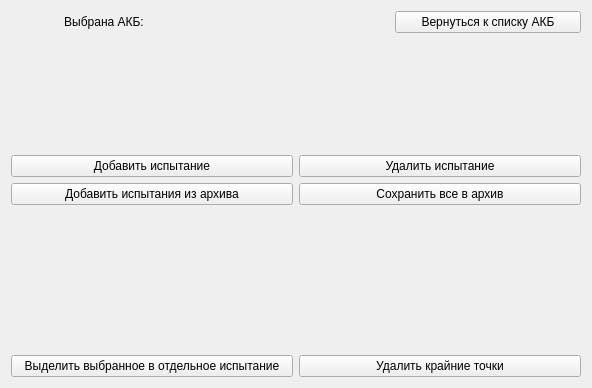
The window that ui/tests.ui (mikhailmishurinskikh/parametrizator) describes before a commit, drawn with Qt 5.
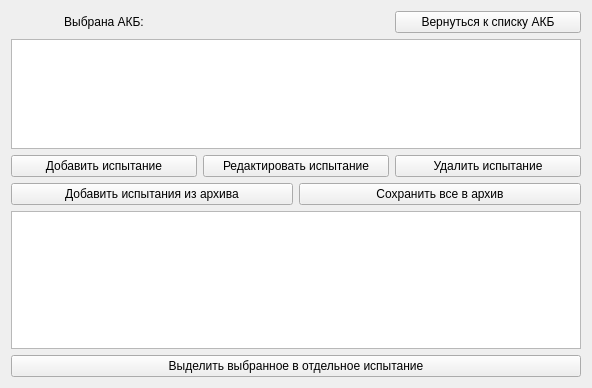
The same window after the commit. Custom widgets are drawn as their Qt base class.

Diff of the .ui file:
```diff
--- a/ui/tests.ui
+++ b/ui/tests.ui
@@ -43,7 +43,7 @@
     </layout>
    </item>
    <item>
-    <layout class="QHBoxLayout" name="tableLayout"/>
+    <widget class="QTableView" name="tableView"/>
    </item>
    <item>
     <layout class="QHBoxLayout" name="horizontalLayout_3">
@@ -54,6 +54,13 @@
        </property>
       </widget>
      </item>
+     <item>
+      <widget class="QPushButton" name="editTest_button">
+       <property name="text">
+        <string>Редактировать испытание</string>
+       </property>
+      </widget>
+     </item>
      <item>
       <widget class="QPushButton" name="delTest_button">
        <property name="text">
@@ -82,7 +89,7 @@
     </layout>
    </item>
    <item>
-    <layout class="QHBoxLayout" name="graphLayout"/>
+    <widget class="GraphicsLayoutWidget" name="graphicsView"/>
    </item>
    <item>
     <layout class="QHBoxLayout" name="horizontalLayout_2">
@@ -93,17 +100,17 @@
        </property>
       </widget>
      </item>
-     <item>
-      <widget class="QPushButton" name="cutDots_button">
-       <property name="text">
-        <string>Удалить крайние точки</string>
-       </property>
-      </widget>
-     </item>
     </layout>
    </item>
   </layout>
  </widget>
+ <customwidgets>
+  <customwidget>
+   <class>GraphicsLayoutWidget</class>
+   <extends>QGraphicsView</extends>
+   <header>pyqtgraph</header>
+  </customwidget>
+ </customwidgets>
  <resources/>
  <connections/>
 </ui>
```
